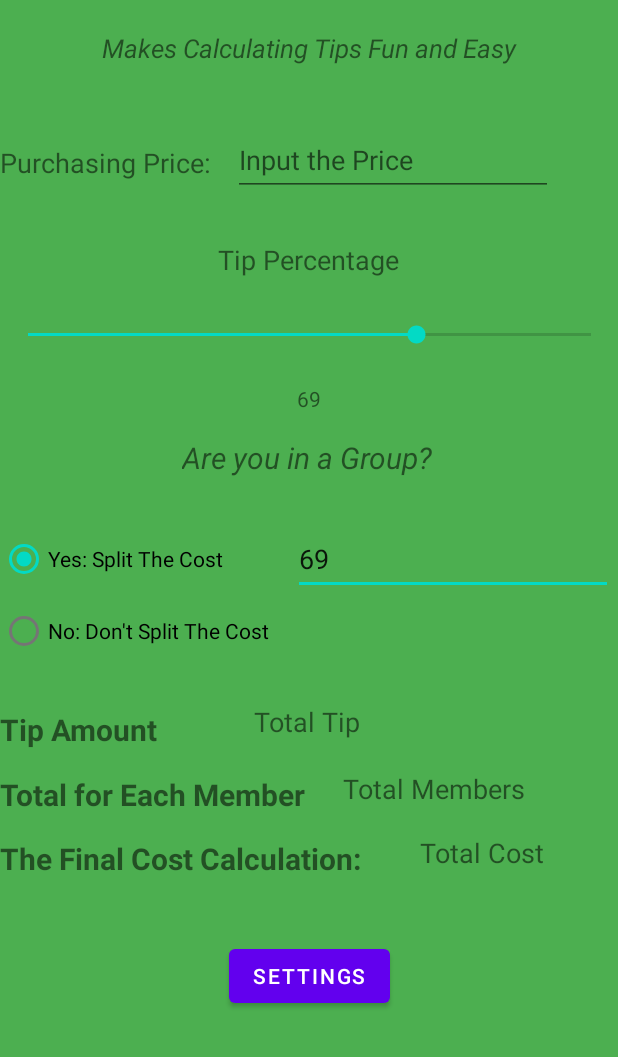
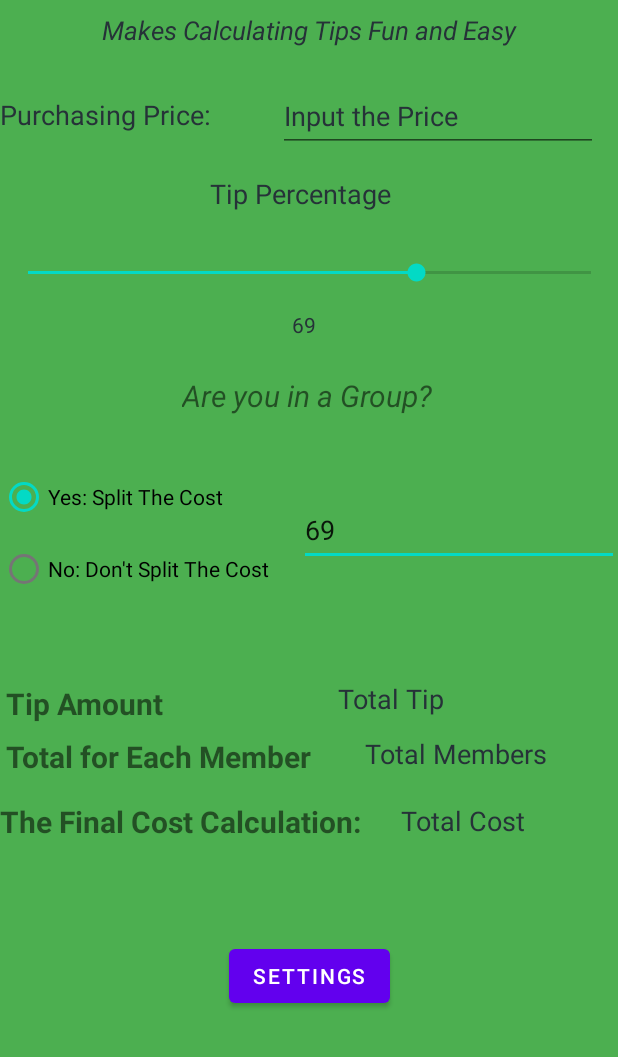
Before and after one commit to HelloWorldtyp/Tip-Calculator-App, an Android app: the screen it shows after launch (MainActivity), on a phone screen of 412 x 824 dp, the part 179-1236 px from its top. Run offline under Robolectric (Android 15) with nearby library versions, the phone set to English and light mode, and no system bars.

Commit message:
Tip calculator 2 Final

```diff
--- a/app/src/main/res/layout/activity_main.xml
+++ b/app/src/main/res/layout/activity_main.xml
@@ -23,8 +23,9 @@
         android:id="@+id/textView2"
         android:layout_width="wrap_content"
         android:layout_height="wrap_content"
-        android:layout_marginTop="20dp"
+        android:layout_marginTop="8dp"
         android:text="Makes Calculating Tips Fun and Easy"
+        android:textColor="#263238"
         android:textSize="17sp"
         android:textStyle="italic"
         app:layout_constraintEnd_toEndOf="parent"
@@ -35,8 +36,9 @@
         android:id="@+id/textView3"
         android:layout_width="wrap_content"
         android:layout_height="wrap_content"
-        android:layout_marginTop="52dp"
+        android:layout_marginTop="32dp"
         android:text="Purchasing Price: "
+        android:textColor="#263238"
         android:textSize="18sp"
         app:layout_constraintStart_toStartOf="parent"
         app:layout_constraintTop_toBottomOf="@+id/textView2" />
@@ -45,7 +47,7 @@
         android:id="@+id/seekBar"
         android:layout_width="407dp"
         android:layout_height="25dp"
-        android:layout_marginTop="25dp"
+        android:layout_marginTop="28dp"
         android:progress="15"
         app:layout_constraintEnd_toEndOf="parent"
         app:layout_constraintStart_toStartOf="parent"
@@ -55,11 +57,12 @@
         android:id="@+id/textView5"
         android:layout_width="wrap_content"
         android:layout_height="wrap_content"
-        android:layout_marginTop="40dp"
+        android:layout_marginTop="28dp"
         android:text="Tip Percentage"
+        android:textColor="#263238"
         android:textSize="18sp"
         app:layout_constraintEnd_toEndOf="parent"
-        app:layout_constraintHorizontal_bias="0.498"
+        app:layout_constraintHorizontal_bias="0.481"
         app:layout_constraintStart_toStartOf="parent"
         app:layout_constraintTop_toBottomOf="@+id/textView3" />
 
@@ -67,9 +70,11 @@
         android:id="@+id/SeekBarNumber"
         android:layout_width="wrap_content"
         android:layout_height="wrap_content"
-        android:layout_marginTop="20dp"
+        android:layout_marginTop="12dp"
         android:text="15"
+        android:textColor="#263238"
         app:layout_constraintEnd_toEndOf="parent"
+        app:layout_constraintHorizontal_bias="0.491"
         app:layout_constraintStart_toStartOf="parent"
         app:layout_constraintTop_toBottomOf="@+id/seekBar" />
 
@@ -77,7 +82,7 @@
         android:id="@+id/textView6"
         android:layout_width="wrap_content"
         android:layout_height="wrap_content"
-        android:layout_marginTop="16dp"
+        android:layout_marginTop="24dp"
         android:text="Are you in a Group?"
         android:textSize="20sp"
         android:textStyle="italic"
@@ -112,13 +117,14 @@
         android:id="@+id/GroupInput"
         android:layout_width="wrap_content"
         android:layout_height="wrap_content"
-        android:layout_marginStart="16dp"
-        android:layout_marginTop="30dp"
+        android:layout_marginStart="20dp"
+        android:layout_marginTop="52dp"
         android:ems="10"
         android:hint="How many members"
         android:imeOptions="actionDone"
         android:inputType="number"
         android:minHeight="48dp"
+        android:textColorHint="#263238"
         app:layout_constraintStart_toEndOf="@+id/radioGroup"
         app:layout_constraintTop_toBottomOf="@+id/textView6" />
 
@@ -126,11 +132,12 @@
         android:id="@+id/TotalCostDisplay"
         android:layout_width="wrap_content"
         android:layout_height="wrap_content"
-        android:layout_marginTop="18dp"
+        android:layout_marginTop="20dp"
         android:text="Total Cost"
+        android:textColor="#263238"
         android:textSize="18sp"
         app:layout_constraintEnd_toEndOf="parent"
-        app:layout_constraintHorizontal_bias="0.412"
+        app:layout_constraintHorizontal_bias="0.262"
         app:layout_constraintStart_toEndOf="@+id/textView4"
         app:layout_constraintTop_toBottomOf="@+id/totalMembers" />
 
@@ -138,7 +145,7 @@
         android:id="@+id/textView4"
         android:layout_width="wrap_content"
         android:layout_height="wrap_content"
-        android:layout_marginTop="15dp"
+        android:layout_marginTop="16dp"
         android:text="The Final Cost Calculation: "
         android:textSize="20sp"
         android:textStyle="bold"
@@ -149,7 +156,8 @@
         android:id="@+id/textView7"
         android:layout_width="wrap_content"
         android:layout_height="wrap_content"
-        android:layout_marginTop="28dp"
+        android:layout_marginStart="4dp"
+        android:layout_marginTop="52dp"
         android:text="Tip Amount"
         android:textSize="20sp"
         android:textStyle="bold"
@@ -160,9 +168,10 @@
         android:id="@+id/TipPercentage"
         android:layout_width="wrap_content"
         android:layout_height="wrap_content"
-        android:layout_marginStart="64dp"
-        android:layout_marginTop="72dp"
+        android:layout_marginStart="116dp"
+        android:layout_marginTop="76dp"
         android:text="Total Tip"
+        android:textColor="#263238"
         android:textSize="18sp"
         app:layout_constraintStart_toEndOf="@+id/textView7"
         app:layout_constraintTop_toBottomOf="@+id/GroupInput" />
@@ -171,7 +180,8 @@
         android:id="@+id/textView8"
         android:layout_width="wrap_content"
         android:layout_height="wrap_content"
-        android:layout_marginTop="16dp"
+        android:layout_marginStart="4dp"
+        android:layout_marginTop="8dp"
         android:text="Total for Each Member"
         android:textSize="20sp"
         android:textStyle="bold"
@@ -182,9 +192,10 @@
         android:id="@+id/totalMembers"
         android:layout_width="wrap_content"
         android:layout_height="wrap_content"
-        android:layout_marginStart="25dp"
-        android:layout_marginTop="20dp"
+        android:layout_marginStart="36dp"
+        android:layout_marginTop="12dp"
         android:text="Total Members"
+        android:textColor="#263238"
         android:textSize="18sp"
         app:layout_constraintStart_toEndOf="@+id/textView8"
         app:layout_constraintTop_toBottomOf="@+id/TipPercentage" />
@@ -203,13 +214,15 @@
         android:id="@+id/InputPrice"
         android:layout_width="wrap_content"
         android:layout_height="wrap_content"
-        android:layout_marginStart="10dp"
-        android:layout_marginBottom="80dp"
+        android:layout_marginStart="40dp"
+        android:layout_marginBottom="68dp"
         android:ems="10"
         android:hint="Input the Price"
         android:inputType="numberDecimal"
         android:minHeight="48dp"
+        android:textColorHint="#263238"
         app:layout_constraintBottom_toTopOf="@+id/seekBar"
-        app:layout_constraintStart_toEndOf="@+id/textView3" />
+        app:layout_constraintStart_toEndOf="@+id/textView3"
+        android:importantForAutofill="no" />
 
 </androidx.constraintlayout.widget.ConstraintLayout>
```
